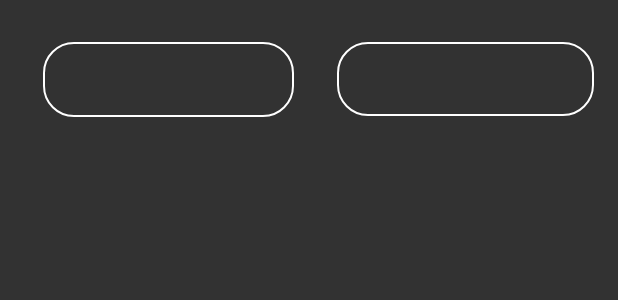
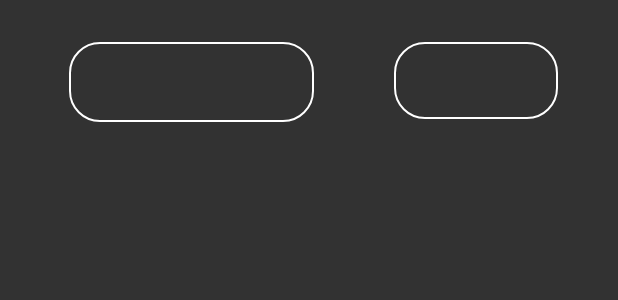
Before and after one commit to JulContreras/Proyecto_Promedios, an Android app: the layout lista_item_descripcion.xml on its own in the app's theme, with its tools: preview values and no code run, on a phone screen of 412 x 824 dp. Shown: the top 300 px of the screen. Run offline under Robolectric (Android 15) with nearby library versions, the phone set to English and light mode, and no system bars.

Commit message:
Ultimo comit uwu

```diff
--- a/app/src/main/res/layout/activity_main.xml
+++ b/app/src/main/res/layout/activity_main.xml
@@ -16,9 +16,11 @@
         android:text="Promedios"
         android:textColor="@color/white"
         android:textSize="35sp"
+        app:layout_constraintBottom_toTopOf="@+id/listaProm"
         app:layout_constraintEnd_toEndOf="parent"
         app:layout_constraintStart_toStartOf="parent"
-        app:layout_constraintTop_toTopOf="parent" />
+        app:layout_constraintTop_toTopOf="parent"
+        app:layout_constraintVertical_bias="0.196" />
 
     <androidx.recyclerview.widget.RecyclerView
         android:id="@+id/listaProm"
--- a/app/src/main/res/layout/activity_ver_descripciones.xml
+++ b/app/src/main/res/layout/activity_ver_descripciones.xml
@@ -9,8 +9,8 @@
 
     <androidx.recyclerview.widget.RecyclerView
         android:id="@+id/listaDescripcion"
-        android:layout_width="354dp"
-        android:layout_height="195dp"
+        android:layout_width="376dp"
+        android:layout_height="260dp"
         app:layout_constraintBottom_toBottomOf="parent"
         app:layout_constraintEnd_toEndOf="parent"
         app:layout_constraintHorizontal_bias="0.491"
--- a/app/src/main/res/layout/lista_item_descripcion.xml
+++ b/app/src/main/res/layout/lista_item_descripcion.xml
@@ -8,29 +8,29 @@
 
     <TextView
         android:id="@+id/viewDesc"
-        android:layout_width="167dp"
-        android:layout_height="50dp"
+        android:layout_width="163dp"
+        android:layout_height="53dp"
         android:layout_marginTop="28dp"
         android:layout_marginEnd="28dp"
         android:background="@drawable/style_border"
         android:fontFamily="@font/alef_bold"
         android:textColor="@color/white"
-        android:textSize="10sp"
+        android:textSize="20sp"
         app:layout_constraintEnd_toStartOf="@+id/viewGrade"
-        app:layout_constraintHorizontal_bias="0.967"
+        app:layout_constraintHorizontal_bias="0.647"
         app:layout_constraintStart_toStartOf="parent"
         app:layout_constraintTop_toTopOf="parent" />
 
     <TextView
         android:id="@+id/viewGrade"
-        android:layout_width="171dp"
-        android:layout_height="49dp"
+        android:layout_width="109dp"
+        android:layout_height="51dp"
         android:layout_marginTop="28dp"
-        android:layout_marginEnd="16dp"
+        android:layout_marginEnd="40dp"
         android:background="@drawable/style_border"
         android:fontFamily="@font/alef_bold"
         android:textColor="@color/white"
-        android:textSize="10sp"
+        android:textSize="20sp"
         app:layout_constraintEnd_toEndOf="parent"
         app:layout_constraintTop_toTopOf="parent" />
 </androidx.constraintlayout.widget.ConstraintLayout>
```
